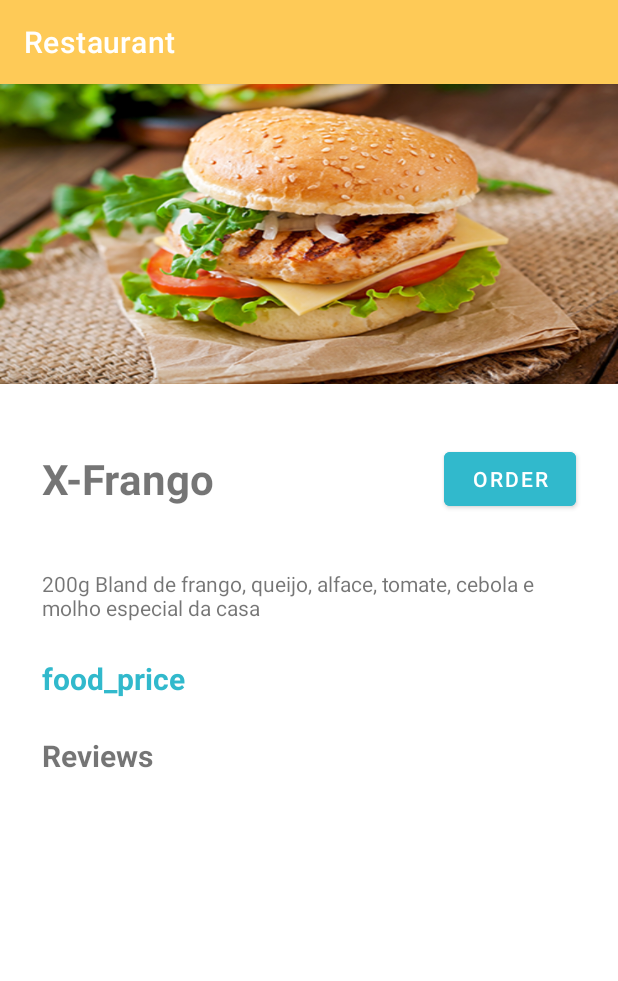
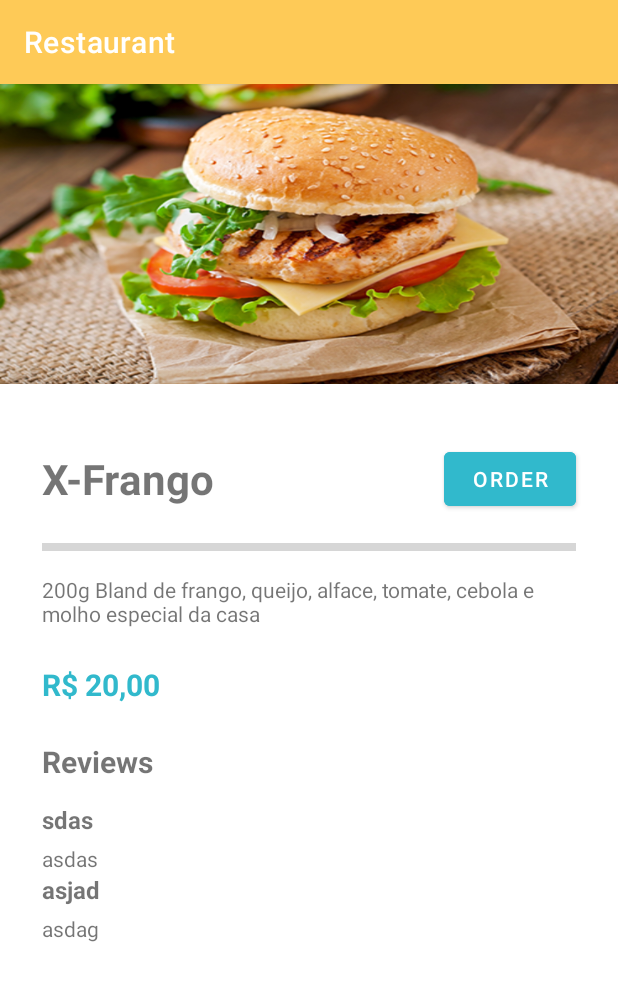
Before and after one commit to Tamiresp/Restaurant, an Android app: the FoodDetailActivity screen opened directly, with no data from a screen before it, on a phone screen of 412 x 824 dp. Shown: the top 981 px of the screen. Run offline under Robolectric (Android 15) with nearby library versions, the phone set to English and light mode, and no system bars; grey boxes are pictures that could not be loaded.

Commit message:
Food Detail Screen

```diff
--- a/app/build.gradle
+++ b/app/build.gradle
@@ -1,6 +1,7 @@
 plugins {
     id 'com.android.application'
     id 'kotlin-android'
+    id 'kotlin-kapt'
 }
 
 android {
@@ -39,6 +40,8 @@ dependencies {
     implementation 'androidx.appcompat:appcompat:1.1.0'
     implementation 'com.google.android.material:material:1.1.0'
     implementation 'androidx.constraintlayout:constraintlayout:1.1.3'
+    kapt 'com.github.bumptech.glide:compiler:4.9.0'
+    implementation 'com.github.bumptech.glide:glide:4.9.0'
     testImplementation 'junit:junit:4.+'
     androidTestImplementation 'androidx.test.ext:junit:1.1.1'
     androidTestImplementation 'androidx.test.espresso:espresso-core:3.2.0'
--- a/app/src/main/java/com/example/restaurant/FoodDetailActivity.kt
+++ b/app/src/main/java/com/example/restaurant/FoodDetailActivity.kt
@@ -1,11 +1,55 @@
 package com.example.restaurant
 
+import android.app.Dialog
+import android.content.DialogInterface
+import android.content.Intent
 import androidx.appcompat.app.AppCompatActivity
 import android.os.Bundle
+import android.os.Handler
+import android.os.Looper
+import android.view.Window
+import android.widget.Button
+import android.widget.ImageView
+import androidx.appcompat.app.AlertDialog
+import androidx.recyclerview.widget.LinearLayoutManager
+import androidx.recyclerview.widget.RecyclerView
+import com.bumptech.glide.Glide
 
 class FoodDetailActivity : AppCompatActivity() {
+    private val items = ArrayList<Reviews>()
+
+    private val reviewsListAdapter = ReviewListAdapter(items)
+
     override fun onCreate(savedInstanceState: Bundle?) {
         super.onCreate(savedInstanceState)
         setContentView(R.layout.activity_food_detail)
+
+        items.addAll(listOf(Reviews("sdas", "asdas"), Reviews("asjad", "asdag")))
+
+        findViewById<RecyclerView>(R.id.reviews_list).apply {
+            layoutManager = LinearLayoutManager(context)
+            adapter = reviewsListAdapter
+        }
+
+        findViewById<Button>(R.id.button).setOnClickListener {
+            dialog()
+        }
+    }
+
+    private fun dialog() {
+        val builder = AlertDialog.Builder(this)
+        builder.setTitle(R.string.order_done)
+        builder.setMessage(R.string.time)
+
+        builder.setPositiveButton(android.R.string.ok) { _, _ ->
+            goHome()
+        }
+        builder.show()
+    }
+
+    private fun goHome() {
+        val mainIntent = Intent(this, HomeActivity::class.java)
+        startActivity(mainIntent)
+        finish()
     }
 }
--- a/app/src/main/java/com/example/restaurant/ReviewListAdapter.kt
+++ b/app/src/main/java/com/example/restaurant/ReviewListAdapter.kt
@@ -3,23 +3,28 @@ package com.example.restaurant
 import android.view.LayoutInflater
 import android.view.View
 import android.view.ViewGroup
+import android.widget.TextView
 import androidx.recyclerview.widget.RecyclerView
 
-class ReviewListAdapter : RecyclerView.Adapter<ReviewListAdapter.ReviewViewHolder>() {
-
+class ReviewListAdapter(var reviews: ArrayList<Reviews>) :
+    RecyclerView.Adapter<ReviewListAdapter.ReviewViewHolder>() {
     override fun onCreateViewHolder(parent: ViewGroup, viewType: Int) = ReviewViewHolder(
         LayoutInflater.from(parent.context).inflate(R.layout.review_item, parent, false)
     )
 
     override fun onBindViewHolder(holder: ReviewViewHolder, position: Int) {
-        TODO("Not yet implemented")
+        holder.bind(reviews[position])
     }
 
-    override fun getItemCount(): Int {
-        TODO("Not yet implemented")
-    }
+    override fun getItemCount() = reviews.size
 
-    inner class ReviewViewHolder(view: View): RecyclerView.ViewHolder(view) {
+    inner class ReviewViewHolder(view: View) : RecyclerView.ViewHolder(view) {
+        private val personName = view.findViewById<TextView>(R.id.person_name)
+        private val reviewText = view.findViewById<TextView>(R.id.person_review)
 
+        fun bind(reviews: Reviews) {
+            personName.text = reviews.personName
+            reviewText.text = reviews.review
+        }
     }
 }
--- /dev/null
+++ b/app/src/main/java/com/example/restaurant/Reviews.kt
@@ -0,0 +1,6 @@
+package com.example.restaurant
+
+data class Reviews (
+    val personName: String,
+    val review: String
+    )
--- a/app/src/main/res/layout/activity_food_detail.xml
+++ b/app/src/main/res/layout/activity_food_detail.xml
@@ -29,19 +29,20 @@
         app:layout_constraintStart_toStartOf="parent"
         app:layout_constraintTop_toBottomOf="@+id/food_image" />
 
-    <View
+    <ImageView
         android:id="@+id/view"
+        android:src="@drawable/line"
         android:layout_width="match_parent"
-        android:layout_height="1dp"
+        android:layout_height="5dp"
         android:layout_marginStart="28dp"
         android:layout_marginLeft="28dp"
         android:layout_marginTop="24dp"
         android:layout_marginEnd="28dp"
         android:layout_marginRight="28dp"
-        android:backgroundTint="@color/yellow"
         app:layout_constraintEnd_toEndOf="parent"
         app:layout_constraintStart_toStartOf="parent"
-        app:layout_constraintTop_toBottomOf="@+id/food_title" />
+        app:layout_constraintTop_toBottomOf="@+id/food_title"
+        android:contentDescription="@string/line" />
 
     <Button
         android:id="@+id/button"
@@ -77,23 +78,13 @@
         android:layout_marginStart="28dp"
         android:layout_marginLeft="28dp"
         android:layout_marginTop="24dp"
-        android:text="food_price"
+        android:text="@string/food_price"
         android:textColor="@color/blue"
         android:textSize="20sp"
         android:textStyle="bold"
         app:layout_constraintStart_toStartOf="parent"
         app:layout_constraintTop_toBottomOf="@+id/description_food"
         tools:text="@string/food_price" />
-
-    <androidx.recyclerview.widget.RecyclerView
-        android:layout_width="414dp"
-        android:layout_height="264dp"
-        android:layout_marginTop="14dp"
-        app:layout_constraintBottom_toBottomOf="parent"
-        app:layout_constraintEnd_toEndOf="parent"
-        app:layout_constraintHorizontal_bias="0.0"
-        app:layout_constraintStart_toStartOf="parent"
-        app:layout_constraintTop_toBottomOf="@+id/textView5" />
 
     <TextView
         android:id="@+id/textView5"
@@ -107,4 +98,19 @@
         android:textStyle="bold"
         app:layout_constraintStart_toStartOf="parent"
         app:layout_constraintTop_toBottomOf="@+id/textView4" />
+
+    <androidx.recyclerview.widget.RecyclerView
+        android:id="@+id/reviews_list"
+        android:layout_width="0dp"
+        android:layout_height="0dp"
+        android:layout_marginStart="28dp"
+        android:layout_marginLeft="28dp"
+        android:layout_marginTop="14dp"
+        android:layout_marginEnd="28dp"
+        android:layout_marginRight="28dp"
+        app:layout_constraintBottom_toBottomOf="parent"
+        app:layout_constraintEnd_toEndOf="parent"
+        app:layout_constraintHorizontal_bias="0.0"
+        app:layout_constraintStart_toStartOf="parent"
+        app:layout_constraintTop_toBottomOf="@+id/textView5" />
 </androidx.constraintlayout.widget.ConstraintLayout>
--- a/app/src/main/res/values/strings.xml
+++ b/app/src/main/res/values/strings.xml
@@ -3,9 +3,13 @@
     <string name="your_order_awaits">Your\nOrder\nAwaits</string>
     <string name="splashimage">splashImage</string>
     <string name="home_title">What do you\nhave a taste for?</string>
-    <string name="sub_text">1240 Restaraunts available</string>
+    <string name="sub_text">1240 Restaurants available</string>
     <string name="order">Order</string>
     <string name="x_frango_text">200g Bland de frango, queijo, alface, tomate, cebola e molho especial da casa</string>
     <string name="food_price">R$ 20,00</string>
     <string name="reviews_text">Reviews</string>
+    <string name="line">line</string>
+    <string name="order_done">Seu pedido foi efetuado!</string>
+    <string name="time">Tempo de espera: 30 min.</string>
+    <string name="ok">OK</string>
 </resources>
```
Also changed, not shown: app/src/main/res/layout/review_item.xml (+1 -8 lines).
